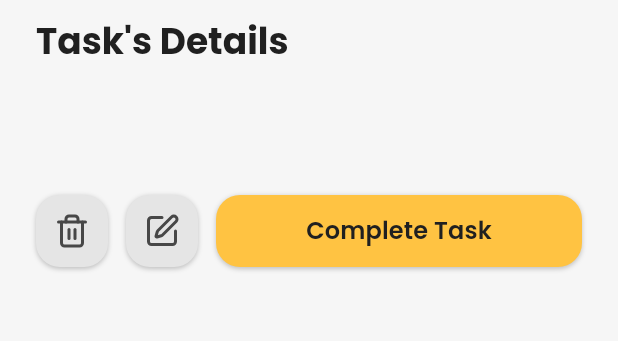
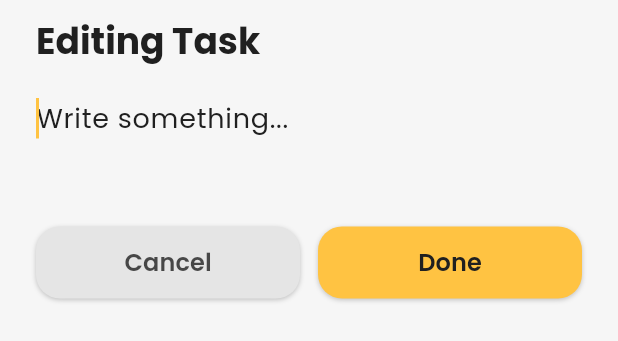
Before and after one commit to zibbadies/homies-app, a Flutter app: the InfoModal widget shown alone on an empty page, opened directly with empty values, after a tap on an icon or button, on a phone screen of 412 x 824 dp. Shown: the top 341 px of the screen. Run offline on Flutter 3.47's test engine with Material 3 defaults, Android fonts, the light colour scheme and no system bars; our stand-ins replace dio, flutter_lucide, flutter_riverpod, flutter_secure_storage, flutter_svg, go_router; accounts and stored records are empty; network calls fail.

Commit message:
editng task ui

```diff
--- a/lib/ui/components/h_task_tile.dart
+++ b/lib/ui/components/h_task_tile.dart
@@ -119,9 +119,8 @@ class _HTaskTileState extends State<HTaskTile> {
           },
           child: Container(
             padding: const EdgeInsets.only(left: 12),
-            // This ensures the tap area is as tall as the ListTile
             height: double.infinity,
-            width: 40, // Width of the tap target (adjust as needed)
+            width: 40,
             alignment: Alignment.center,
             child: Container(
               width: 18,
@@ -161,7 +160,7 @@ class _HTaskTileState extends State<HTaskTile> {
   }
 }
 
-class InfoModal extends StatelessWidget {
+class InfoModal extends StatefulWidget {
   const InfoModal({
     super.key,
     required this.text,
@@ -176,8 +175,27 @@ class InfoModal extends StatelessWidget {
   final VoidCallback onDelete;
 
   @override
+  State<InfoModal> createState() => _InfoModalState();
+}
+
+class _InfoModalState extends State<InfoModal> {
+  bool _editing = false;
+  final controller = TextEditingController();
+
+  void toggleEdit() {
+    setState(() {
+      _editing = !_editing;
+    });
+    if (_editing) controller.text = widget.text;
+  }
+
+  @override
   Widget build(BuildContext context) {
     return SafeArea(
+      child: SingleChildScrollView(
+        padding: EdgeInsets.only(
+          bottom: MediaQuery.of(context).viewInsets.bottom,
+        ),
         child: Padding(
           padding: const EdgeInsets.fromLTRB(24, 12, 24, 24),
           child: SizedBox(
@@ -188,22 +206,60 @@ class InfoModal extends StatelessWidget {
 
               children: [
                 Text(
-                "Task's Details",
+                  _editing ? "Editing Task" : "Task's Details",
                   style: context.texts.headlineMedium,
                   textAlign: TextAlign.left,
                 ),
 
                 SizedBox(height: 12),
 
-              Text(text, style: context.texts.bodyLarge),
+                _editing
+                    ? TextField(
+                        autofocus: true,
+                        controller: controller,
+                        style: context.texts.bodyLarge,
+                        maxLines: null,
+                        keyboardType: TextInputType.multiline,
+                        decoration: InputDecoration(
+                          hintText: "Write something...",
+                          border: InputBorder.none, // removes the underline
+                          enabledBorder:
+                              InputBorder.none, // also remove when not focused
+                          focusedBorder:
+                              InputBorder.none, // also remove when focused
+                        ),
+                      )
+                    : Text(widget.text, style: context.texts.bodyLarge),
 
                 SizedBox(height: 48),
 
                 Row(
                   children: [
+                    if (_editing) ...[
+                      Expanded(
+                        child: HButton(
+                          text: "Cancel",
+                          onPressed: toggleEdit,
+                          color: context.colors.secondary,
+                          textColor: context.colors.onSecondary,
+                        ),
+                      ),
+
+                      SizedBox(width: 12),
+
+                      Expanded(
+                        child: HButton(
+                          text: "Done",
+                          onPressed: toggleEdit,
+                          color: context.colors.primary,
+                          textColor: context.colors.onPrimary,
+                        ),
+                      ),
+                    ],
+                    if (!_editing) ...[
                       HButton(
                         icon: LucideIcons.trash,
-                    onPressed: onDelete,
+                        onPressed: widget.onDelete,
                         width: 48,
                         color: context.colors.secondary,
                         textColor: context.colors.onSecondary,
@@ -213,6 +269,7 @@ class InfoModal extends StatelessWidget {
 
                       HButton(
                         icon: LucideIcons.square_pen,
+                        onPressed: toggleEdit,
                         width: 48,
                         color: context.colors.secondary,
                         textColor: context.colors.onSecondary,
@@ -222,19 +279,23 @@ class InfoModal extends StatelessWidget {
 
                       Expanded(
                         child: HButton(
-                      text: completed ? "Mark as Incomplete" : "Complete Task",
-                      onPressed: onToggle,
-                      color: completed
+                          text: widget.completed
+                              ? "Mark as Incomplete"
+                              : "Complete Task",
+                          onPressed: widget.onToggle,
+                          color: widget.completed
                               ? context.colors.secondary
                               : context.colors.primary,
-                      textColor: completed
+                          textColor: widget.completed
                               ? context.colors.onSecondary
                               : context.colors.onPrimary,
                         ),
                       ),
                     ],
+                  ],
                 ),
               ],
+            ),
           ),
         ),
       ),
```
Also changed, not shown: 1 other file. Lines whose indentation alone changed are shown as unchanged.
